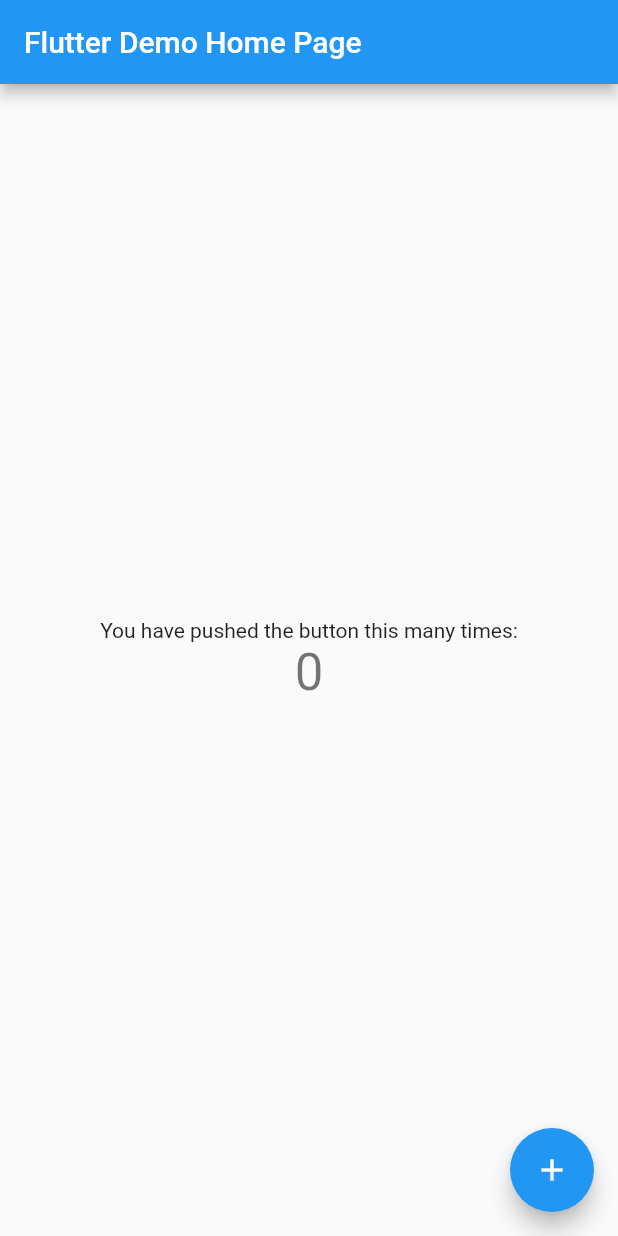
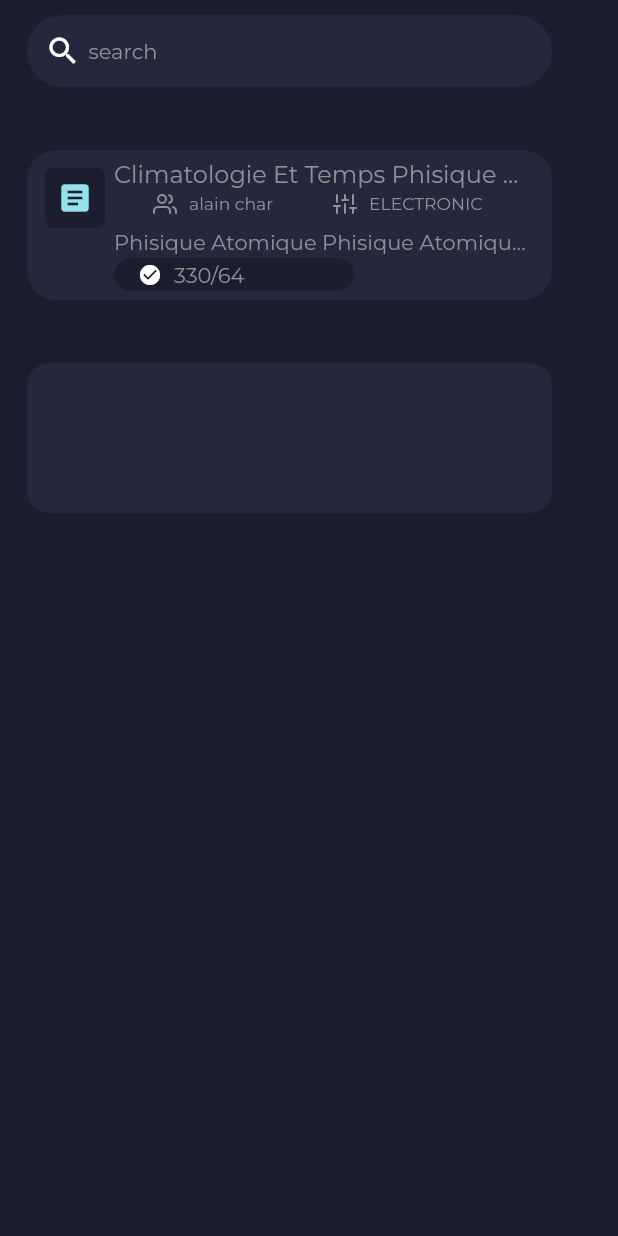
Before and after one commit to prolagg99/UMTB-Library, a Flutter app: the screen it shows after launch, on a phone screen of 412 x 824 dp. Run offline on Flutter 3.47's test engine with Material 2 defaults, Android fonts, the phone set to English and light mode, and no system bars; our stand-ins replace flutter_svg, google_fonts; missing offline and left inert: flutter_statusbarcolor.

Commit message:
the first card LTR done

```diff
--- /dev/null
+++ b/lib/Library/screen/LibraryHome.dart
@@ -0,0 +1,214 @@
+import 'package:flutter/material.dart';
+import 'package:flutter_svg/flutter_svg.dart';
+import 'package:umtb_library/Library/utils/LibraryColors.dart';
+import 'package:umtb_library/Library/utils/LibraryExtention.dart';
+import 'package:umtb_library/Library/utils/LibraryImage.dart';
+import 'package:google_fonts/google_fonts.dart';
+import 'package:umtb_library/Library/utils/LibraryWidget.dart';
+
+class LibraryHome extends StatefulWidget {
+  const LibraryHome({Key? key}) : super(key: key);
+  static String tag = '/LibraryHome';
+
+  @override
+  _LibraryHomeState createState() => _LibraryHomeState();
+}
+
+class _LibraryHomeState extends State<LibraryHome> {
+  @override
+  Widget build(BuildContext context) {
+    changeStatusColor(colorPrimary);
+    return Scaffold(
+      backgroundColor: colorPrimary,
+      // appBar: AppBar(),
+      body: SafeArea(
+        child: Padding(
+          padding: EdgeInsets.symmetric(horizontal: 18.0, vertical: 10.0),
+          child: Column(
+            children: <Widget>[
+              Container(
+                width: 350,
+                height: 48,
+                decoration: BoxDecoration(
+                  color: colorPrimary_light,
+                  borderRadius: BorderRadius.circular(50),
+                ),
+                child: Padding(
+                  padding: const EdgeInsets.symmetric(
+                      horizontal: 12.0, vertical: 0.0),
+                  child: Row(
+                    children: [
+                      ic_search,
+                      SizedBox(width: 5.0),
+                      Text(
+                        'search',
+                        style: GoogleFonts.montserrat(color: colorAccentGray),
+                      )
+                    ],
+                  ),
+                ),
+              ),
+              SizedBox(height: 42),
+              Container(
+                width: 350,
+                height: 100,
+                decoration: BoxDecoration(
+                  color: colorPrimary_light,
+                  borderRadius: BorderRadius.circular(20),
+                ),
+                child: Row(
+                  children: <Widget>[
+                    Container(
+                      // color: Colors.white,
+                      child: Column(
+                        children: [
+                          Padding(
+                            padding: const EdgeInsets.fromLTRB(12, 12, 0, 0),
+                            child: Container(
+                              width: 40.0,
+                              height: 40.0,
+                              decoration: BoxDecoration(
+                                color: colorPrimary,
+                                borderRadius: BorderRadius.circular(05),
+                              ),
+                              child: Icon(
+                                Icons.article,
+                                color: colorAccentBlue,
+                              ),
+                            ),
+                          )
+                        ],
+                      ),
+                    ),
+                    Expanded(
+                      flex: 1,
+                      child: Container(
+                        // color: Colors.red,
+                        child: Padding(
+                          padding:
+                              const EdgeInsets.fromLTRB(6.0, 6.0, 12.0, 6.0),
+                          child: Column(
+                            crossAxisAlignment: CrossAxisAlignment.start,
+                            children: [
+                              Expanded(
+                                flex: 1,
+                                child: Container(
+                                  // color: Colors.green,
+                                  child: Row(children: [
+                                    textWidget(
+                                        'Climatologie Et Temps Phisique AtomiquePhisique Atomique',
+                                        16.0)
+                                  ]),
+                                ),
+                              ),
+                              Expanded(
+                                flex: 1,
+                                child: Row(
+                                  mainAxisAlignment: MainAxisAlignment.center,
+                                  children: [
+                                    Container(
+                                      width: 108,
+                                      // color: Colors.blue,
+                                      child: Column(
+                                        children: [
+                                          Row(
+                                            children: [
+                                              SvgPicture.asset(
+                                                'images/users.svg',
+                                                height: 16,
+                                                width: 16,
+                                                color: colorAccentGray,
+                                              ),
+                                              SizedBox(width: 8.0),
+                                              textWidget('alain char', 11.5),
+                                            ],
+                                          ),
+                                        ],
+                                      ),
+                                    ),
+                                    SizedBox(width: 12.0),
+                                    Container(
+                                      width: 108,
+                                      // color: Colors.green,
+                                      child: Column(
+                                        children: [
+                                          Row(
+                                            children: [
+                                              SvgPicture.asset(
+                                                'images/sliders.svg',
+                                                height: 16,
+                                                width: 16,
+                                                color: colorAccentGray,
+                                              ),
+                                              SizedBox(width: 8.0),
+                                              textWidget('ELECTRONIC', 11.5),
+                                            ],
+                                          ),
+                                        ],
+                                      ),
+                                    ),
+                                  ],
+                                ),
+                              ),
+                              Expanded(
+                                flex: 1,
+                                child: Container(
+                                  // color: Colors.yellow,
+                                  child: Row(
+                                    children: [
+                                      textWidget(
+                                          'Phisique Atomique Phisique AtomiquePhisique AtomiquePhisique Atomique',
+                                          14.0),
+                                    ],
+                                  ),
+                                ),
+                              ),
+                              Expanded(
+                                flex: 1,
+                                child: Container(
+                                    width: 160,
+                                    decoration: BoxDecoration(
+                                      color: colorPrimary,
+                                      borderRadius: BorderRadius.circular(15),
+                                    ),
+                                    child: Padding(
+                                      padding: const EdgeInsets.fromLTRB(
+                                          16, 1.0, 16, 1.0),
+                                      child: Row(
+                                        children: [
+                                          Icon(
+                                            Icons.check_circle,
+                                            color: Colors.white,
+                                            size: 16.0,
+                                          ),
+                                          SizedBox(width: 8.0),
+                                          textWidget('330/64', 14.0),
+                                        ],
+                                      ),
+                                    )),
+                              ),
+                            ],
+                          ),
+                        ),
+                      ),
+                    )
+                  ],
+                ),
+              ),
+              SizedBox(height: 42),
+              Container(
+                width: 350,
+                height: 100,
+                decoration: BoxDecoration(
+                  color: colorPrimary_light,
+                  borderRadius: BorderRadius.circular(15),
+                ),
+              ),
+              SizedBox(height: 42),
+            ],
+          ),
+        ),
+      ),
+    );
+  }
+}
--- /dev/null
+++ b/lib/Library/utils/LibraryColors.dart
@@ -0,0 +1,11 @@
+import 'package:flutter/material.dart';
+import 'dart:ui';
+
+// Color ColorPrimary = new Color.fromRGBO(250, 252, 255, 0);
+// Color ColorPrimary2 = new Color(0xFF4286f4); 0xFF -> the opacity (FF for opaque) 4286f4 -> the hex-color
+
+const colorPrimary = Color(0XFF1c1e2d); // the dark blue of background
+const colorPrimary_light = Color(0XFF25283b); // the light blue of card
+const colorAccentBlue = Color(0XFF93e1eb); // the blue
+const colorAccentGreen = Color(0XFF9fca5f); // the green
+const colorAccentGray = Color(0XFF909197); // the gray
--- /dev/null
+++ b/lib/Library/utils/LibraryExtention.dart
@@ -0,0 +1,11 @@
+import 'package:flutter/material.dart';
+import 'package:flutter_statusbarcolor/flutter_statusbarcolor.dart';
+
+changeStatusColor(Color color, {bool isWhite = true}) async {
+  try {
+    await FlutterStatusbarcolor.setStatusBarColor(color, animate: true);
+    FlutterStatusbarcolor.setStatusBarWhiteForeground(false);
+  } on Exception catch (e) {
+    print(e);
+  }
+}
--- /dev/null
+++ b/lib/Library/utils/LibraryImage.dart
@@ -0,0 +1,20 @@
+import 'package:flutter/material.dart';
+import 'package:flutter_svg/flutter_svg.dart';
+import 'package:umtb_library/Library/utils/LibraryColors.dart';
+
+// icons
+// const ic_search = "images/moon_2.png";
+
+const ic_search = Icon(Icons.search, color: Colors.white);
+
+final String user = 'assets/image.svg';
+final Widget svg = SvgPicture.asset(
+  user,
+  color: colorAccentGray,
+);
+
+// images
+// const logo_djezzy = "images/Logo_Djezzy.png";
+// const logo_djezzy2 = "images/Logo_Djezzy2.png";
+// const logo_djezzy3 = "images/Logo_Djezzy3.png";
+// const logo_djezzy4 = "images/Logo_Djezzy4.png";
--- /dev/null
+++ b/lib/Library/utils/LibraryWidget.dart
@@ -0,0 +1,13 @@
+import 'package:flutter/material.dart';
+import 'package:google_fonts/google_fonts.dart';
+import 'package:umtb_library/Library/utils/LibraryColors.dart';
+
+Flexible textWidget(text, fontSize) {
+  return Flexible(
+      child: Text(text,
+          overflow: TextOverflow.ellipsis,
+          style: GoogleFonts.montserrat(
+            color: colorAccentGray,
+            fontSize: fontSize,
+          )));
+}
--- a/lib/main.dart
+++ b/lib/main.dart
@@ -1,113 +1,18 @@
 import 'package:flutter/material.dart';
+import 'package:umtb_library/Library/screen/LibraryHome.dart';
 
 void main() {
-  runApp(MyApp());
+  runApp(Library());
 }
 
-class MyApp extends StatelessWidget {
-  // This widget is the root of your application.
+class Library extends StatelessWidget {
   @override
   Widget build(BuildContext context) {
     return MaterialApp(
-      title: 'Flutter Demo',
-      theme: ThemeData(
-        // This is the theme of your application.
-        //
-        // Try running your application with "flutter run". You'll see the
-        // application has a blue toolbar. Then, without quitting the app, try
-        // changing the primarySwatch below to Colors.green and then invoke
-        // "hot reload" (press "r" in the console where you ran "flutter run",
-        // or simply save your changes to "hot reload" in a Flutter IDE).
-        // Notice that the counter didn't reset back to zero; the application
-        // is not restarted.
-        primarySwatch: Colors.blue,
-      ),
-      home: MyHomePage(title: 'Flutter Demo Home Page'),
+      debugShowCheckedModeBanner: false,
+      routes: <String, WidgetBuilder>{
+        '/': (context) => LibraryHome(),
+      },
     );
   }
 }
-
-class MyHomePage extends StatefulWidget {
-  MyHomePage({Key? key, required this.title}) : super(key: key);
-
-  // This widget is the home page of your application. It is stateful, meaning
-  // that it has a State object (defined below) that contains fields that affect
-  // how it looks.
-
-  // This class is the configuration for the state. It holds the values (in this
-  // case the title) provided by the parent (in this case the App widget) and
-  // used by the build method of the State. Fields in a Widget subclass are
-  // always marked "final".
-
-  final String title;
-
-  @override
-  _MyHomePageState createState() => _MyHomePageState();
-}
-
-class _MyHomePageState extends State<MyHomePage> {
-  int _counter = 0;
-
-  void _incrementCounter() {
-    setState(() {
-      // This call to setState tells the Flutter framework that something has
-      // changed in this State, which causes it to rerun the build method below
-      // so that the display can reflect the updated values. If we changed
-      // _counter without calling setState(), then the build method would not be
-      // called again, and so nothing would appear to happen.
-      _counter++;
-    });
-  }
-
-  @override
-  Widget build(BuildContext context) {
-    // This method is rerun every time setState is called, for instance as done
-    // by the _incrementCounter method above.
-    //
-    // The Flutter framework has been optimized to make rerunning build methods
-    // fast, so that you can just rebuild anything that needs updating rather
-    // than having to individually change instances of widgets.
-    return Scaffold(
-      appBar: AppBar(
-        // Here we take the value from the MyHomePage object that was created by
-        // the App.build method, and use it to set our appbar title.
-        title: Text(widget.title),
-      ),
-      body: Center(
-        // Center is a layout widget. It takes a single child and positions it
-        // in the middle of the parent.
-        child: Column(
-          // Column is also a layout widget. It takes a list of children and
-          // arranges them vertically. By default, it sizes itself to fit its
-          // children horizontally, and tries to be as tall as its parent.
-          //
-          // Invoke "debug painting" (press "p" in the console, choose the
-          // "Toggle Debug Paint" action from the Flutter Inspector in Android
-          // Studio, or the "Toggle Debug Paint" command in Visual Studio Code)
-          // to see the wireframe for each widget.
-          //
-          // Column has various properties to control how it sizes itself and
-          // how it positions its children. Here we use mainAxisAlignment to
-          // center the children vertically; the main axis here is the vertical
-          // axis because Columns are vertical (the cross axis would be
-          // horizontal).
-          mainAxisAlignment: MainAxisAlignment.center,
-          children: <Widget>[
-            Text(
-              'You have pushed the button this many times:',
-            ),
-            Text(
-              '$_counter',
-              style: Theme.of(context).textTheme.headline4,
-            ),
-          ],
-        ),
-      ),
-      floatingActionButton: FloatingActionButton(
-        onPressed: _incrementCounter,
-        tooltip: 'Increment',
-        child: Icon(Icons.add),
-      ), // This trailing comma makes auto-formatting nicer for build methods.
-    );
-  }
-}
```
Also changed, not shown: lib/Library/screen/test.dart (added, +263 -0 lines), pubspec.yaml (+5 -3 lines), images/sliders.svg (added), images/users.svg (added), pubspec.lock, 6 other files.
